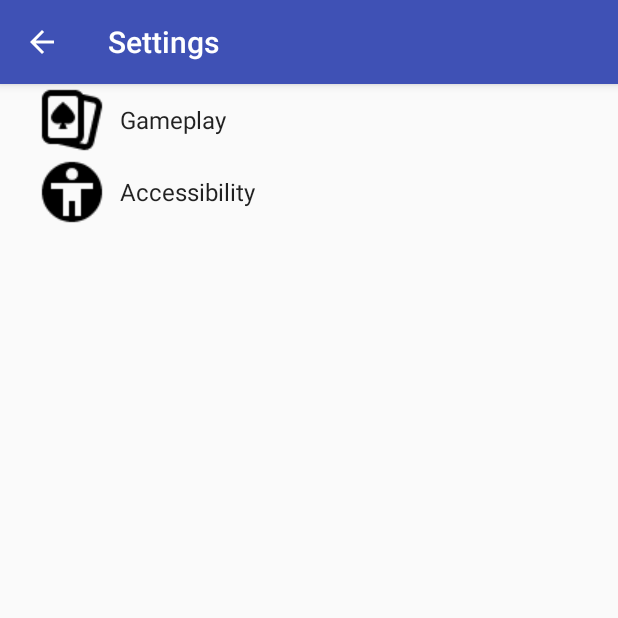
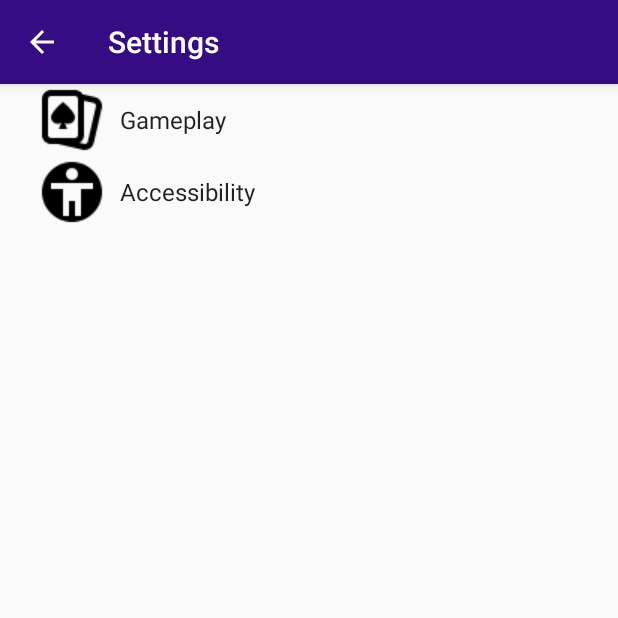
Before and after one commit to KAPastor/JustCards, an Android app: the screen it shows after launch (SettingsActivity), in the options menu, after a tap on "Settings", on a phone screen of 412 x 824 dp, the top half of it. Run offline under Robolectric (Android 15) with nearby library versions, the phone set to English and light mode, and no system bars.

Commit message:
Speach and option passing
Have all of the basic functionality done and good to go!

```diff
--- a/AppSource/app/src/main/AndroidManifest.xml
+++ b/AppSource/app/src/main/AndroidManifest.xml
@@ -4,12 +4,13 @@
 
     <application
         android:allowBackup="true"
-        android:icon="@mipmap/ic_launcher"
+        android:icon="@drawable/logo"
         android:label="@string/app_name"
         android:roundIcon="@drawable/logo"
         android:supportsRtl="true"
         android:theme="@style/AppTheme">
-        <activity android:name=".MainActivity">
+        <activity android:name=".MainActivity"
+            android:theme="@style/AppTheme">
             <intent-filter>
                 <action android:name="android.intent.action.MAIN" />
 
--- a/AppSource/app/src/main/java/com/kylepastor/justcards/MainActivity.java
+++ b/AppSource/app/src/main/java/com/kylepastor/justcards/MainActivity.java
@@ -1,34 +1,100 @@
 package com.kylepastor.justcards;
 
+//import android.app.ActionBar;
 import android.content.Intent;
+import android.content.SharedPreferences;
+import android.graphics.Color;
+import android.graphics.drawable.ColorDrawable;
+import android.preference.PreferenceManager;
+//import android.support.v7.app.ActionBarActivity;
+import android.speech.tts.TextToSpeech;
+import android.support.v7.app.ActionBar;
 import android.support.v7.app.AppCompatActivity;
 import android.os.Bundle;
 import android.view.Menu;
 import android.view.MenuInflater;
 import android.view.MenuItem;
+import android.view.View;
+import android.widget.ImageView;
 import android.widget.Toast;
 
+import java.util.Locale;
+
 public class MainActivity extends AppCompatActivity {
-
+    TextToSpeech t1;
+    Boolean SpeakCards;
     @Override
     protected void onCreate(Bundle savedInstanceState) {
         super.onCreate(savedInstanceState);
+
+        SharedPreferences settings = PreferenceManager.getDefaultSharedPreferences(MainActivity.this);
+        SpeakCards = settings.getBoolean("voice_on_switch", false);
+
+
+        t1=new TextToSpeech(getApplicationContext(), new TextToSpeech.OnInitListener() {
+            @Override
+            public void onInit(int status) {
+                if(status != TextToSpeech.ERROR) {
+                    t1.setLanguage(Locale.UK);
+                }
+            }
+        });
+//        ActionBar bar = getSupportActionBar();
+//        ColorDrawable colorDrawable = new  ColorDrawable(Color.parseColor("#360C85"));
+//        bar.setBackgroundDrawable(colorDrawable);
+
+
+
+
         setContentView(R.layout.activity_main);
+
+        ImageView img = (ImageView) findViewById(R.id.playing_cards);
+        img.setOnClickListener(new View.OnClickListener() {
+            public void onClick(View v) {
+                ImageView img = (ImageView) v.findViewById(R.id.playing_cards);
+                int resID = getResources().getIdentifier("logo" , "drawable", getPackageName());
+                img.setImageResource(resID);
+
+            }
+        });
     }
+
     @Override
     public boolean onCreateOptionsMenu(Menu menu) {
         MenuInflater inflater = getMenuInflater();
         inflater.inflate(R.menu.action_bar, menu);
+
         return true;
     }
 
     @Override
+    public void onResume(){
+        super.onResume();
+        SharedPreferences settings = PreferenceManager.getDefaultSharedPreferences(MainActivity.this);
+        SpeakCards = settings.getBoolean("voice_on_switch", false);
+//        SharedPreferences settings = PreferenceManager.getDefaultSharedPreferences(MainActivity.this);
+//        Boolean jokers = settings.getBoolean("include_jokers_switch", false);
+//        String jokers_status="Jokers are off.";
+//        if (jokers){
+//            jokers_status = "Jokers are on.";
+//        }
+//        Toast.makeText(this, jokers_status, Toast.LENGTH_SHORT).show();
+
+    }
+
+
+
+
+    @Override
     public boolean onOptionsItemSelected(MenuItem item) {
         switch (item.getItemId()) {
-            // action with ID action_refresh was selected
             case R.id.action_refresh:
-                Toast.makeText(this, "Refresh selected", Toast.LENGTH_SHORT)
-                        .show();
+
+                Toast.makeText(this, "Refresh", Toast.LENGTH_SHORT).show();
+                if (SpeakCards){
+                    t1.speak("Ace of Diamonds", TextToSpeech.QUEUE_FLUSH, null);
+                }
+
                 break;
             // action with ID action_settings was selected
             case R.id.action_settings:
--- a/AppSource/app/src/main/res/values/colors.xml
+++ b/AppSource/app/src/main/res/values/colors.xml
@@ -3,4 +3,6 @@
     <color name="colorPrimary">#3F51B5</color>
     <color name="colorPrimaryDark">#303F9F</color>
     <color name="colorAccent">#FF4081</color>
+    <color name="actionBarBG">#360C85</color>
+
 </resources>
--- a/AppSource/app/src/main/res/values/styles.xml
+++ b/AppSource/app/src/main/res/values/styles.xml
@@ -1,11 +1,25 @@
 <resources>
 
     <!-- Base application theme. -->
-    <style name="AppTheme" parent="Theme.AppCompat.Light.DarkActionBar">
-        <!-- Customize your theme here. -->
+    <style name="AppTheme" parent="Base.Theme.AppCompat.Light.DarkActionBar">
         <item name="colorPrimary">@color/colorPrimary</item>
         <item name="colorPrimaryDark">@color/colorPrimaryDark</item>
         <item name="colorAccent">@color/colorAccent</item>
+        <item name="actionBarStyle">@style/MyActionBar</item>
+
     </style>
 
+
+    <style name="MyActionBar" parent="@style/Widget.AppCompat.ActionBar.Solid">
+        <item name="titleTextStyle">@style/MyTitleTextStyle</item>
+        <item name="background">@color/actionBarBG</item>
+
+        <!--<item name="logo">@drawable/logo</item>-->
+        <!--<item name="displayOptions">useLogo|showHome</item>-->
+
+    </style>
+
+    <style name="MyTitleTextStyle" parent="@style/TextAppearance.AppCompat.Widget.ActionBar.Title">
+        <item name="android:textColor">#FFFFFF</item>
+    </style>
 </resources>
```
Also changed, not shown: AppSource/app/src/main/java/com/kylepastor/justcards/SettingsActivity.java (+6 -18 lines).
